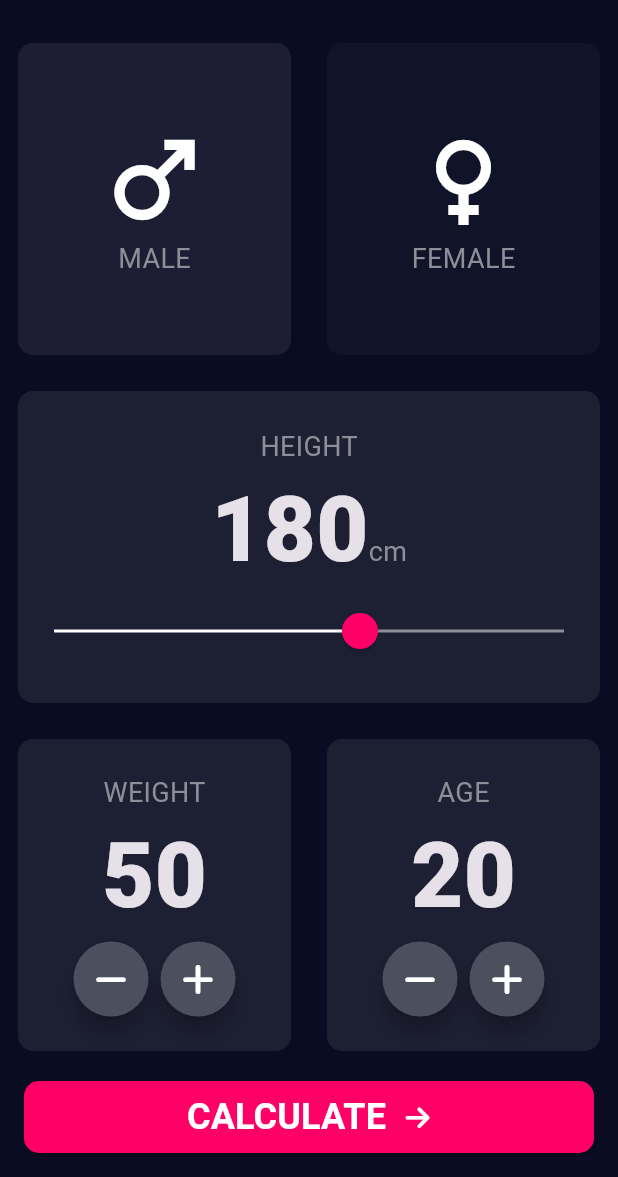
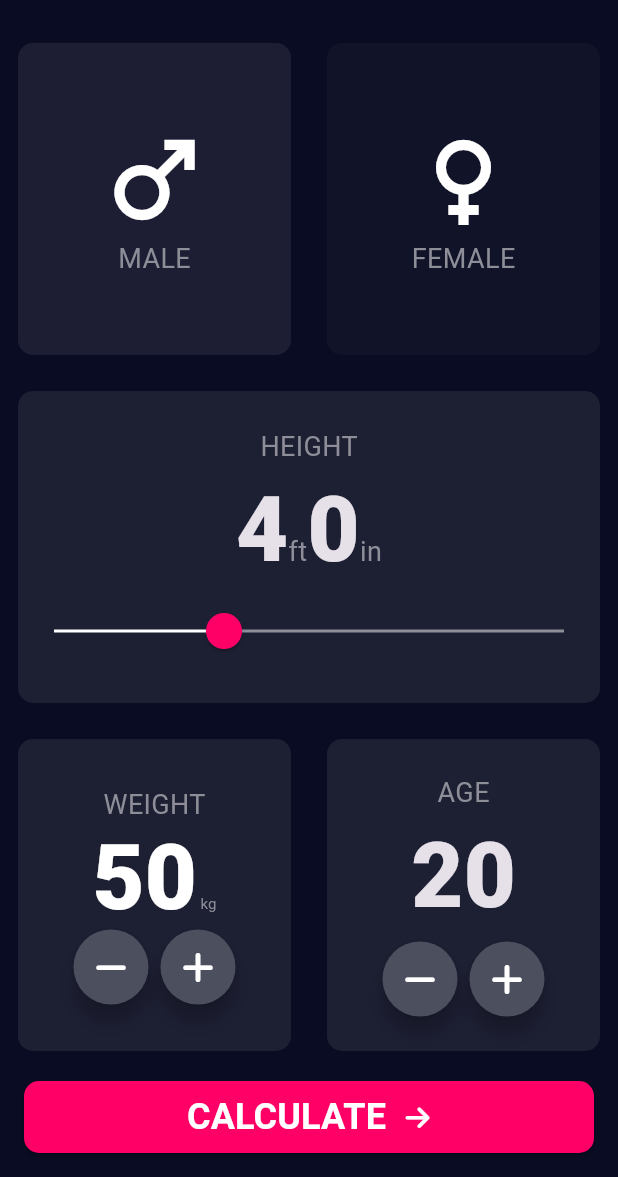
Before and after one commit to KayesAshfaQ/bmi-calculator-flutter, a Flutter app: the screen it shows after launch, on a phone screen of 412 x 824 dp, the part 59-1236 px from its top. Run offline on Flutter 3.47's test engine with Material 3 defaults, Android fonts, the phone set to English and light mode, and no system bars; our stand-ins replace fluttertoast, font_awesome_flutter, shared_preferences, webview_flutter.

Commit message:
feat: implement different input option based on selected imperial unit

```diff
--- a/lib/pages/input_page.dart
+++ b/lib/pages/input_page.dart
@@ -1,6 +1,7 @@
 import 'dart:async';
 
 import 'package:bmi_calculator/controllers/settings_controller.dart';
+import 'package:bmi_calculator/utils/app_extensions.dart';
 import 'package:flutter/material.dart';
 import 'package:font_awesome_flutter/font_awesome_flutter.dart';
 
@@ -27,7 +28,7 @@ class _InputPageState extends State<InputPage> {
   late Imperial selectedImperial;
   late Metric selectedMetric;
   Gender selectedGender = Gender.MALE;
-  int height = 180;
+  late int height;
   int weight = 50;
   int age = 20;
 
@@ -36,7 +37,7 @@ class _InputPageState extends State<InputPage> {
   @override
   void initState() {
     super.initState();
-    fetchCachedData();
+    fetchCachedData(false);
   }
 
   void _updateUnit(bool isWeight, bool isIncrement) {
@@ -79,7 +80,7 @@ class _InputPageState extends State<InputPage> {
     _timer?.cancel();
   }
 
-  void fetchCachedData() {
+  void fetchCachedData(bool shouldUpdate) {
     // get imperial and metric values from shared preferences
     selectedImperial = Imperial.values.firstWhere((element) => element.toString() == Preference.getString(kKeyImperialValue), orElse: () => Imperial.ft);
     selectedMetric = Metric.values.firstWhere((element) => element.toString() == Preference.getString(kKeyMetricValue), orElse: () => Metric.kg);
@@ -87,6 +88,14 @@ class _InputPageState extends State<InputPage> {
     // print log
     debugPrint('Imperial: $selectedImperial');
     debugPrint('Metric: $selectedMetric');
+
+    // set height value
+    height = selectedImperial == Imperial.cm ? 170 : 48;
+
+    // update the UI
+    if (shouldUpdate) {
+      setState(() {});
+    }
   }
 
   @override
@@ -107,7 +116,7 @@ class _InputPageState extends State<InputPage> {
                     selectedImperial: selectedImperial,
                     selectedMetric: selectedMetric,
                     onSettingsChanged: () {
-                      fetchCachedData();
+                      fetchCachedData(true);
                     },
                   ),
                 ),
@@ -155,11 +164,26 @@ class _InputPageState extends State<InputPage> {
                 mainAxisAlignment: MainAxisAlignment.center,
                 children: [
                   const Text('HEIGHT', style: kTextStyleLabel),
-                  Row(
+                  selectedImperial == Imperial.cm
+                      ? Row(
                           textBaseline: TextBaseline.alphabetic,
                           mainAxisAlignment: MainAxisAlignment.center,
                           crossAxisAlignment: CrossAxisAlignment.baseline,
-                    children: [Text(height.toString(), style: kTextStyleNumber), const Text('cm', style: kTextStyleLabel)],
+                          children: [
+                            Text(height.toString(), style: kTextStyleNumber),
+                            Text(selectedImperial.value, style: kTextStyleLabel),
+                          ],
+                        )
+                      : Row(
+                          textBaseline: TextBaseline.alphabetic,
+                          mainAxisAlignment: MainAxisAlignment.center,
+                          crossAxisAlignment: CrossAxisAlignment.baseline,
+                          children: [
+                            Text((height / 12).floor().toString(), style: kTextStyleNumber),
+                            const Text('ft', style: kTextStyleLabel),
+                            Text((height % 12).toString(), style: kTextStyleNumber),
+                            const Text('in', style: kTextStyleLabel),
+                          ],
                         ),
                   SliderTheme(
                     data: SliderTheme.of(context).copyWith(
@@ -172,10 +196,21 @@ class _InputPageState extends State<InputPage> {
                       overlayShape: const RoundSliderOverlayShape(overlayRadius: 24.0),
                       trackShape: const RectangularSliderTrackShape(),
                     ),
-                    child: Slider(
+                    child: selectedImperial == Imperial.cm
+                        ? Slider(
                             value: height.toDouble(),
-                      min: 120.0,
-                      max: 220.0,
+                            min: 30,
+                            max: 340,
+                            onChanged: (double newValue) {
+                              setState(() {
+                                height = newValue.round();
+                              });
+                            },
+                          )
+                        : Slider(
+                            value: height.toDouble(),
+                            min: 12.0,
+                            max: 120.0,
                             onChanged: (double newValue) {
                               setState(() {
                                 height = newValue.round();
@@ -233,7 +268,17 @@ class _InputPageState extends State<InputPage> {
       mainAxisAlignment: MainAxisAlignment.center,
       children: [
         const Text('WEIGHT', style: kTextStyleLabel),
-        Text(weight.toString(), style: kTextStyleNumber),
+        RichText(
+          text: TextSpan(
+            children: [
+              TextSpan(text: weight.toString(), style: kTextStyleNumber),
+              TextSpan(
+                text: ' ${selectedMetric.value}',
+                style: kTextStyleLabel.copyWith(fontSize: 10),
+              ),
+            ],
+          ),
+        ),
         Row(
           mainAxisAlignment: MainAxisAlignment.center,
           children: [
--- /dev/null
+++ b/lib/utils/app_extensions.dart
@@ -0,0 +1,4 @@
+extension EnumToString on Enum {
+  /// get string value from enum
+  String get value => toString().split('.').last;
+}
```
Also changed, not shown: 1 other file. Lines whose indentation alone changed are shown as unchanged.
